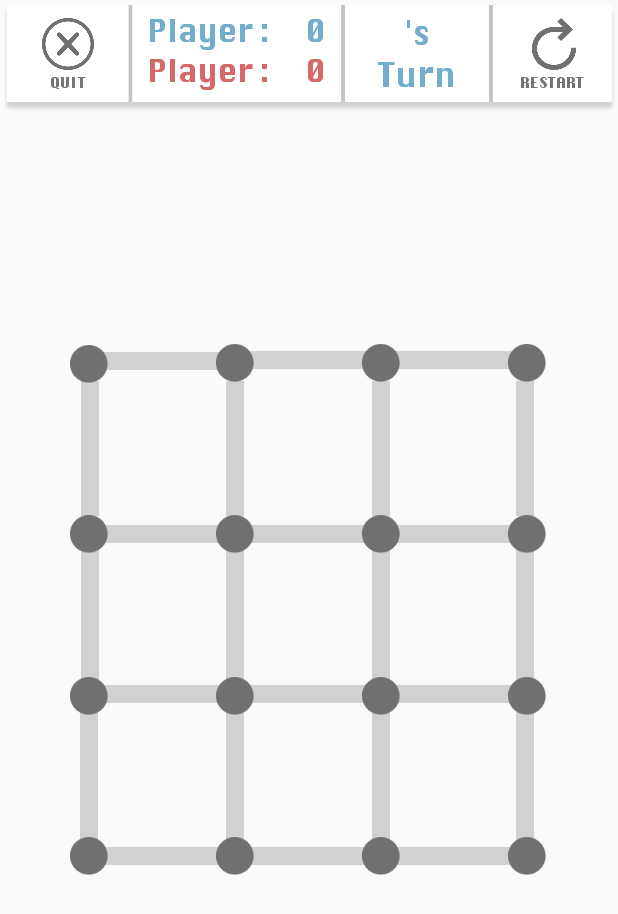
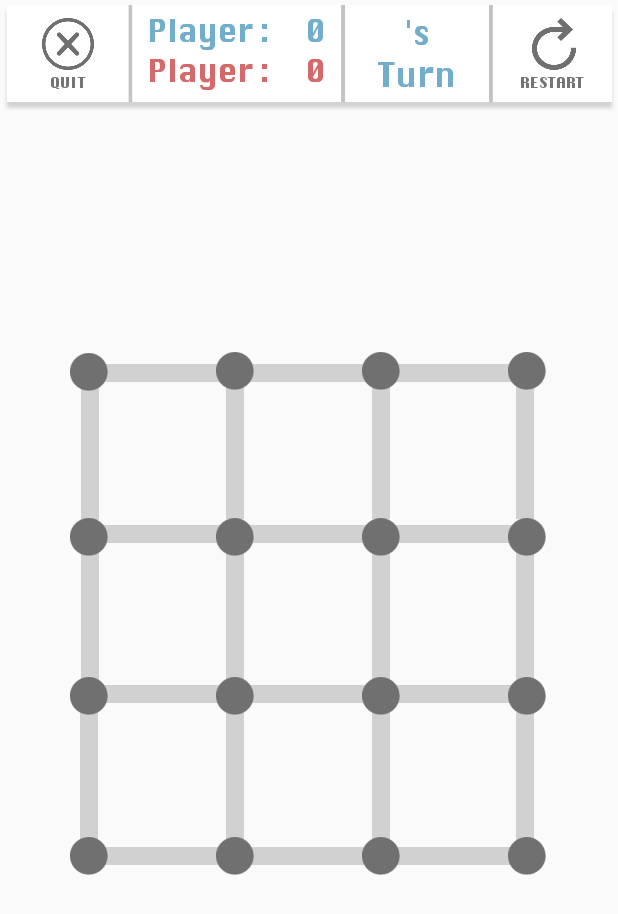
Before and after one commit to adawizi/DotsandBoxes-CMSC475, an Android app: the GamePage screen opened directly, with no data from a screen before it, on a phone screen of 412 x 824 dp. Shown: the top 914 px of the screen. Run offline under Robolectric (Android 15) with nearby library versions, the light colour scheme and no system bars.

Commit message:
update on layouts

```diff
--- a/DotsBoxes/app/src/main/res/layout/activity_game.xml
+++ b/DotsBoxes/app/src/main/res/layout/activity_game.xml
@@ -86,29 +86,28 @@
 
     <TextView
         android:id="@+id/textView3"
-        android:layout_width="50dp"
-        android:layout_height="56dp"
+        android:layout_width="51dp"
+        android:layout_height="49dp"
+        android:textAlignment="center"
         android:textSize="27sp"
         app:layout_constraintBottom_toBottomOf="parent"
         app:layout_constraintEnd_toEndOf="parent"
-        app:layout_constraintHorizontal_bias="0.764"
+        app:layout_constraintHorizontal_bias="0.763"
         app:layout_constraintStart_toStartOf="parent"
         app:layout_constraintTop_toTopOf="parent"
-        app:layout_constraintVertical_bias="0.352"
-        android:textAlignment="center"/>
+        app:layout_constraintVertical_bias="0.359" />
 
     <TextView
         android:id="@+id/textView2"
-        android:layout_width="50dp"
-        android:layout_height="56dp"
+        android:layout_width="51dp"
+        android:layout_height="48dp"
+        android:textAlignment="center"
         android:textSize="27sp"
         app:layout_constraintBottom_toBottomOf="parent"
         app:layout_constraintEnd_toEndOf="parent"
-        app:layout_constraintHorizontal_bias="0.495"
         app:layout_constraintStart_toStartOf="parent"
         app:layout_constraintTop_toTopOf="parent"
-        app:layout_constraintVertical_bias="0.351"
-        android:textAlignment="center"/>
+        app:layout_constraintVertical_bias="0.358" />
 
     <ImageView
         android:id="@+id/link24"
@@ -203,7 +202,7 @@
         app:layout_constraintHorizontal_bias="0.196"
         app:layout_constraintStart_toStartOf="parent"
         app:layout_constraintTop_toTopOf="parent"
-        app:layout_constraintVertical_bias="0.280"
+        app:layout_constraintVertical_bias="0.29"
         app:srcCompat="@drawable/h_grey" />
 
     <ImageView
@@ -325,7 +324,7 @@
         app:layout_constraintHorizontal_bias="0.893"
         app:layout_constraintStart_toStartOf="parent"
         app:layout_constraintTop_toTopOf="parent"
-        app:layout_constraintVertical_bias="0.346"
+        app:layout_constraintVertical_bias="0.349"
         app:srcCompat="@drawable/v_grey" />
 
     <ImageView
@@ -337,7 +336,7 @@
         app:layout_constraintHorizontal_bias="0.366"
         app:layout_constraintStart_toStartOf="parent"
         app:layout_constraintTop_toTopOf="parent"
-        app:layout_constraintVertical_bias="0.346"
+        app:layout_constraintVertical_bias="0.349"
         app:srcCompat="@drawable/v_grey" />
 
     <ImageView
@@ -349,7 +348,7 @@
         app:layout_constraintHorizontal_bias="0.631"
         app:layout_constraintStart_toStartOf="parent"
         app:layout_constraintTop_toTopOf="parent"
-        app:layout_constraintVertical_bias="0.346"
+        app:layout_constraintVertical_bias="0.349"
         app:srcCompat="@drawable/v_grey" />
 
     <ImageView
@@ -361,18 +360,18 @@
         app:layout_constraintHorizontal_bias="0.101"
         app:layout_constraintStart_toStartOf="parent"
         app:layout_constraintTop_toTopOf="parent"
-        app:layout_constraintVertical_bias="0.346"
+        app:layout_constraintVertical_bias="0.35"
         app:srcCompat="@drawable/v_grey" />
 
     <ImageView
         android:id="@+id/link3"
         android:layout_width="90dp"
         android:layout_height="45dp"
-        android:layout_marginEnd="64dp"
+        android:layout_marginEnd="60dp"
         app:layout_constraintBottom_toBottomOf="parent"
         app:layout_constraintEnd_toEndOf="parent"
         app:layout_constraintTop_toTopOf="parent"
-        app:layout_constraintVertical_bias="0.279"
+        app:layout_constraintVertical_bias="0.29"
         app:srcCompat="@drawable/h_grey" />
 
     <ImageView
@@ -383,7 +382,7 @@
         app:layout_constraintBottom_toBottomOf="parent"
         app:layout_constraintEnd_toEndOf="parent"
         app:layout_constraintTop_toTopOf="parent"
-        app:layout_constraintVertical_bias="0.279"
+        app:layout_constraintVertical_bias="0.29"
         app:srcCompat="@drawable/h_grey" />
 
     <ImageView
@@ -407,7 +406,7 @@
         app:layout_constraintHorizontal_bias="0.121"
         app:layout_constraintStart_toStartOf="parent"
         app:layout_constraintTop_toTopOf="parent"
-        app:layout_constraintVertical_bias="0.430"
+        app:layout_constraintVertical_bias="0.432"
         app:srcCompat="@drawable/dot_grey" />
 
     <ImageView
@@ -419,22 +418,22 @@
         app:layout_constraintHorizontal_bias="0.373"
         app:layout_constraintStart_toStartOf="parent"
         app:layout_constraintTop_toTopOf="parent"
-        app:layout_constraintVertical_bias="0.287"
+        app:layout_constraintVertical_bias="0.294"
         app:srcCompat="@drawable/dot_grey" />
 
     <TextView
         android:id="@+id/textView1"
         android:layout_width="51dp"
-        android:layout_height="56dp"
+        android:layout_height="50dp"
         android:fontFamily="monospace"
         android:textAlignment="center"
         android:textSize="27sp"
         app:layout_constraintBottom_toBottomOf="parent"
         app:layout_constraintEnd_toEndOf="parent"
-        app:layout_constraintHorizontal_bias="0.227"
+        app:layout_constraintHorizontal_bias="0.229"
         app:layout_constraintStart_toStartOf="parent"
         app:layout_constraintTop_toTopOf="parent"
-        app:layout_constraintVertical_bias="0.351" />
+        app:layout_constraintVertical_bias="0.357" />
 
     <ImageView
         android:id="@+id/imageView31"
@@ -541,7 +540,7 @@
         app:layout_constraintHorizontal_bias="0.875"
         app:layout_constraintStart_toStartOf="parent"
         app:layout_constraintTop_toTopOf="parent"
-        app:layout_constraintVertical_bias="0.43"
+        app:layout_constraintVertical_bias="0.432"
         app:srcCompat="@drawable/dot_grey" />
 
     <ImageView
@@ -553,7 +552,7 @@
         app:layout_constraintHorizontal_bias="0.373"
         app:layout_constraintStart_toStartOf="parent"
         app:layout_constraintTop_toTopOf="parent"
-        app:layout_constraintVertical_bias="0.43"
+        app:layout_constraintVertical_bias="0.432"
         app:srcCompat="@drawable/dot_grey" />
 
     <ImageView
@@ -565,7 +564,7 @@
         app:layout_constraintHorizontal_bias="0.624"
         app:layout_constraintStart_toStartOf="parent"
         app:layout_constraintTop_toTopOf="parent"
-        app:layout_constraintVertical_bias="0.43"
+        app:layout_constraintVertical_bias="0.432"
         app:srcCompat="@drawable/dot_grey" />
 
     <ImageView
@@ -577,7 +576,7 @@
         app:layout_constraintHorizontal_bias="0.875"
         app:layout_constraintStart_toStartOf="parent"
         app:layout_constraintTop_toTopOf="parent"
-        app:layout_constraintVertical_bias="0.287"
+        app:layout_constraintVertical_bias="0.294"
         app:srcCompat="@drawable/dot_grey" />
 
     <ImageView
@@ -589,7 +588,7 @@
         app:layout_constraintHorizontal_bias="0.624"
         app:layout_constraintStart_toStartOf="parent"
         app:layout_constraintTop_toTopOf="parent"
-        app:layout_constraintVertical_bias="0.287"
+        app:layout_constraintVertical_bias="0.294"
         app:srcCompat="@drawable/dot_grey" />
 
     <ImageView
@@ -601,7 +600,7 @@
         app:layout_constraintHorizontal_bias="0.121"
         app:layout_constraintStart_toStartOf="parent"
         app:layout_constraintTop_toTopOf="parent"
-        app:layout_constraintVertical_bias="0.288"
+        app:layout_constraintVertical_bias="0.295"
         app:srcCompat="@drawable/dot_grey" />
 
     <ImageView
--- a/DotsBoxes/app/src/main/res/layout/activity_home.xml
+++ b/DotsBoxes/app/src/main/res/layout/activity_home.xml
@@ -38,7 +38,7 @@
         android:background="@drawable/initials_box"
         android:ems="10"
         android:hint="Initials"
-        android:inputType="textPersonName"
+        android:inputType="textCapCharacters"
         android:maxLength="1"
         android:textAlignment="center"
         android:textColor="@color/player_blue"
@@ -69,7 +69,8 @@
         android:background="@drawable/initials_box"
         android:ems="10"
         android:hint="Initials"
-        android:inputType="textPersonName"
+        android:textAllCaps="true"
+        android:inputType="textCapCharacters"
         android:maxLength="1"
         android:textAlignment="center"
         android:textColor="@color/player_red"
```
